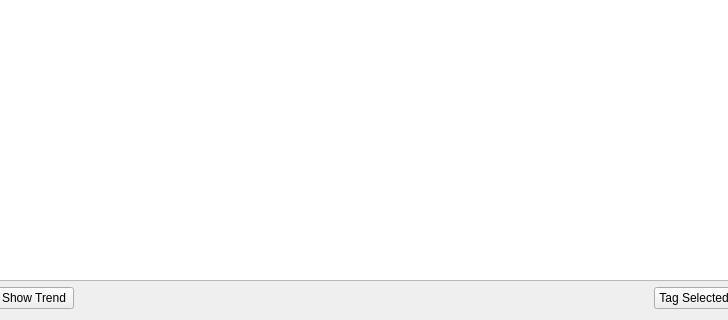
Above: uifiles/frmdetails.ui from trackerpro/TkCommissioner before the change; both pictures show x 133 to 861 and y 364 to 684 of the 1042 by 684 pixel window. Below: the same form after it.
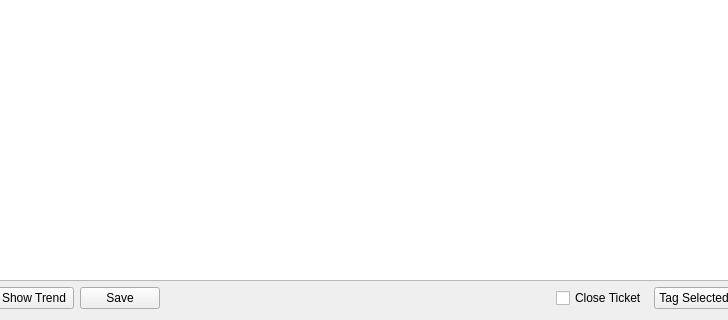
That is the form after the change. Custom widgets are drawn as their Qt base class.

The edit to the form file:
```diff
--- a/uifiles/frmdetails.ui
+++ b/uifiles/frmdetails.ui
@@ -109,6 +109,13 @@
              </property>
             </widget>
            </item>
+           <item>
+            <widget class="QPushButton" name="btnSave">
+             <property name="text">
+              <string>Save</string>
+             </property>
+            </widget>
+           </item>
            <item>
             <spacer name="horizontalSpacer">
              <property name="orientation">
@@ -122,6 +129,13 @@
              </property>
             </spacer>
            </item>
+           <item>
+            <widget class="QCheckBox" name="chkCloseTkt">
+             <property name="text">
+              <string>Close Ticket</string>
+             </property>
+            </widget>
+           </item>
            <item>
             <widget class="QPushButton" name="btnTagSelected">
              <property name="text">
```
Left out of the diff: 3 changed lines with no effect on the pictures.
